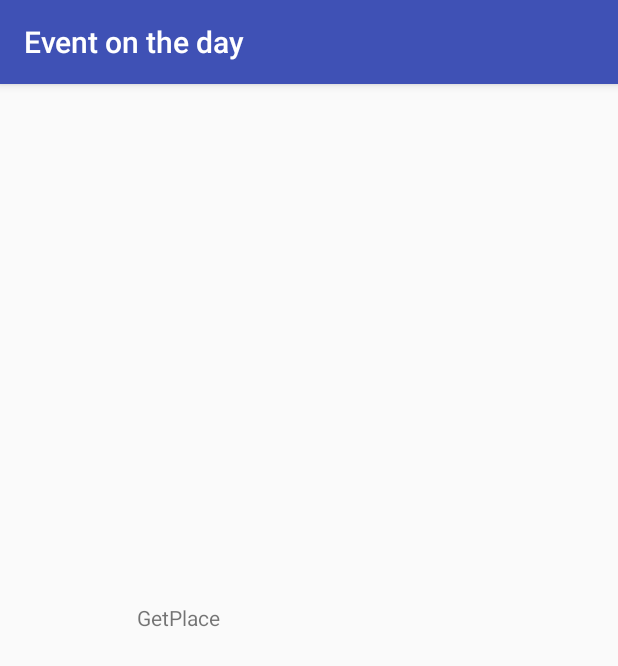
After one commit to intersignature/final_project_android, an Android app: the GooglePlacePickerActivity screen opened directly, with no data from a screen before it, on a phone screen of 412 x 824 dp. The commit adds this screen. Shown: the top 666 px of the screen. Run offline under Robolectric (Android 15) with nearby library versions, the phone set to English and light mode, and no system bars.

Commit message:
add google place pick instead of google map

```diff
--- a/Eventontheday/app/build.gradle
+++ b/Eventontheday/app/build.gradle
@@ -28,4 +28,5 @@ dependencies {
     androidTestImplementation 'com.android.support.test.espresso:espresso-core:3.0.1'
     implementation 'com.android.support:cardview-v7:26.1.0'
     implementation 'com.google.android.gms:play-services-maps:11.4.2'
+    implementation 'com.google.android.gms:play-services-places:11.4.2'
 }
--- a/Eventontheday/app/src/main/java/kmitl/final_project/sirichai/eventontheday/MainActivity.java
+++ b/Eventontheday/app/src/main/java/kmitl/final_project/sirichai/eventontheday/MainActivity.java
@@ -53,6 +53,7 @@ public class MainActivity extends AppCompatActivity {
     protected void onCreate(Bundle savedInstanceState) {
         super.onCreate(savedInstanceState);
         setContentView(R.layout.activity_main);
+
 
         Toolbar toolbar = findViewById(R.id.toolbar);
         setSupportActionBar(toolbar);
--- /dev/null
+++ b/Eventontheday/app/src/main/java/kmitl/final_project/sirichai/eventontheday/google_place_picker/GooglePlacePickerActivity.java
@@ -0,0 +1,62 @@
+package kmitl.final_project.sirichai.eventontheday.google_place_picker;
+
+import android.app.Activity;
+import android.content.Context;
+import android.content.Intent;
+import android.support.v7.app.AppCompatActivity;
+import android.os.Bundle;
+import android.util.Log;
+import android.view.View;
+import android.widget.TextView;
+
+import com.google.android.gms.common.GooglePlayServicesNotAvailableException;
+import com.google.android.gms.common.GooglePlayServicesRepairableException;
+import com.google.android.gms.location.places.Place;
+import com.google.android.gms.location.places.ui.PlacePicker;
+import com.google.android.gms.maps.model.LatLng;
+import com.google.android.gms.maps.model.LatLngBounds;
+
+import java.util.List;
+
+import kmitl.final_project.sirichai.eventontheday.R;
+
+public class GooglePlacePickerActivity extends AppCompatActivity {
+
+    private TextView textGetPlace;
+    int PLACE_PICKER_REQUEST = 1;
+    @Override
+    protected void onCreate(Bundle savedInstanceState) {
+        super.onCreate(savedInstanceState);
+        setContentView(R.layout.activity_google_place_picker);
+        textGetPlace = findViewById(R.id.textGetPlace);
+    }
+
+    public void ontextGetPlace(View view) {
+        Context context = getApplicationContext();
+        PlacePicker.IntentBuilder builder = new PlacePicker.IntentBuilder();
+        Intent intent;
+        try {
+            intent = builder.build(this);
+            startActivityForResult(intent, PLACE_PICKER_REQUEST);
+        } catch (GooglePlayServicesRepairableException e) {
+            e.printStackTrace();
+        } catch (GooglePlayServicesNotAvailableException e) {
+            e.printStackTrace();
+        }
+    }
+
+    protected void onActivityResult(int requestCode, int resultCode, Intent data){
+        if (requestCode==PLACE_PICKER_REQUEST){
+            if (resultCode==RESULT_OK){
+                Place place = PlacePicker.getPlace(data, this);
+                String address = String.format("Place: %s", place.getAttributions().toString());
+                textGetPlace.setText(address);
+//                Context context;
+//                getApplicationContext().startActivities(new Intent[]{data});
+
+            }
+        }
+    }
+
+
+}
--- /dev/null
+++ b/Eventontheday/app/src/main/res/layout/activity_google_place_picker.xml
@@ -0,0 +1,23 @@
+<?xml version="1.0" encoding="utf-8"?>
+<android.support.constraint.ConstraintLayout xmlns:android="http://schemas.android.com/apk/res/android"
+    xmlns:app="http://schemas.android.com/apk/res-auto"
+    xmlns:tools="http://schemas.android.com/tools"
+    android:layout_width="match_parent"
+    android:layout_height="match_parent"
+    tools:context="kmitl.final_project.sirichai.eventontheday.google_place_picker.GooglePlacePickerActivity">
+
+    <TextView
+        android:id="@+id/textGetPlace"
+        android:onClick="ontextGetPlace"
+        android:layout_width="230dp"
+        android:layout_height="76dp"
+        android:layout_marginBottom="8dp"
+        android:layout_marginEnd="8dp"
+        android:layout_marginStart="8dp"
+        android:layout_marginTop="8dp"
+        android:text="GetPlace"
+        app:layout_constraintBottom_toBottomOf="parent"
+        app:layout_constraintEnd_toEndOf="parent"
+        app:layout_constraintStart_toStartOf="parent"
+        app:layout_constraintTop_toTopOf="parent" />
+</android.support.constraint.ConstraintLayout>
--- a/Eventontheday/app/src/main/res/layout/list_event.xml
+++ b/Eventontheday/app/src/main/res/layout/list_event.xml
@@ -7,7 +7,7 @@
     android:layout_height="wrap_content">
 
     <android.support.v7.widget.CardView
-        android:layout_width="389dp"
+        android:layout_width="match_parent"
         android:layout_height="97dp"
         android:layout_marginBottom="8dp"
         android:layout_marginEnd="8dp"
@@ -21,9 +21,9 @@
         app:layout_constraintVertical_bias="0.0">
 
         <android.support.constraint.ConstraintLayout
+            android:id="@+id/infoLayout"
             android:layout_width="match_parent"
-            android:layout_height="match_parent"
-            android:id="@+id/infoLayout">
+            android:layout_height="match_parent">
 
             <TextView
                 android:id="@+id/eventId"
```
Also changed, not shown: Eventontheday/app/src/main/AndroidManifest.xml (+15 -4 lines), Eventontheday/app/src/main/java/kmitl/final_project/sirichai/eventontheday/notification/TimerService.java (+14 -2 lines), Eventontheday/app/src/main/java/kmitl/final_project/sirichai/eventontheday/view/AddEventActivity.java (+34 -0 lines), Eventontheday/app/src/main/java/kmitl/final_project/sirichai/eventontheday/view/EditEventActivity.java (+31 -0 lines), Eventontheday/app/src/main/res/layout/activity_add_event.xml (+17 -0 lines), Eventontheday/app/src/main/res/layout/activity_edit_event.xml (+16 -0 lines), Eventontheday/app/src/main/res/layout/fragment_calendar.xml (+16 -25 lines), Eventontheday/app/src/main/res/layout/fragment_event.xml (+5 -5 lines).
